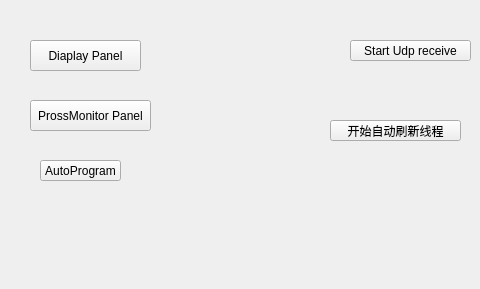
Before: the Qt Designer form dataservice/zmq/zynqethnettest/ManagerPanel.ui in Scottars/nis_website, drawn with Qt 5; both pictures show x 0 to 480 and y 0 to 289 of the 1225 by 289 pixel window.
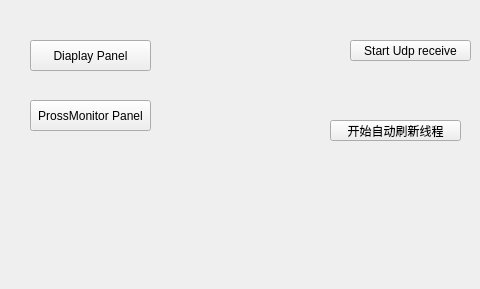
After: the same form once the commit is applied.

The edit to the form file:
```diff
--- a/dataservice/zmq/zynqethnettest/ManagerPanel.ui
+++ b/dataservice/zmq/zynqethnettest/ManagerPanel.ui
@@ -42,19 +42,6 @@
     <string>Run process_save</string>
    </property>
   </widget>
-  <widget class="QPushButton" name="pushButton_4">
-   <property name="geometry">
-    <rect>
-     <x>40</x>
-     <y>160</y>
-     <width>81</width>
-     <height>21</height>
-    </rect>
-   </property>
-   <property name="text">
-    <string>AutoProgram</string>
-   </property>
-  </widget>
   <widget class="QPushButton" name="pushButton_5">
    <property name="geometry">
     <rect>
@@ -73,7 +60,7 @@
     <rect>
      <x>30</x>
      <y>40</y>
-     <width>111</width>
+     <width>121</width>
      <height>31</height>
     </rect>
    </property>
```
